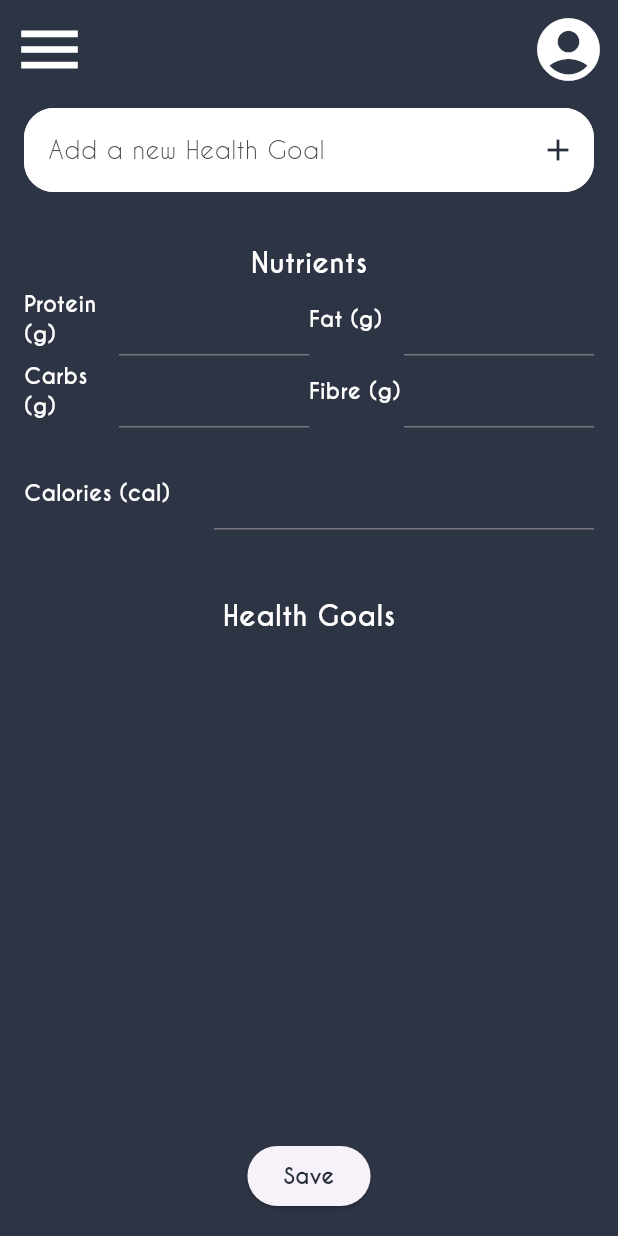
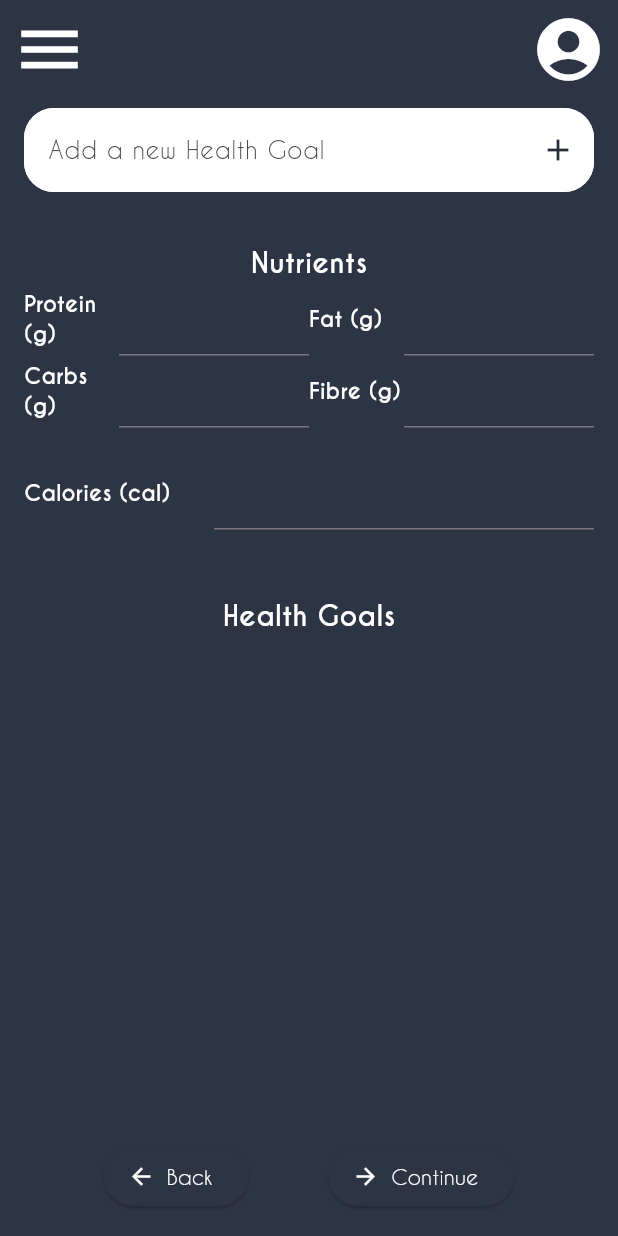
Before and after one commit to boykin345/food-ai-app, a Flutter app: the HealthGoalScreen screen opened directly with empty values, on a phone screen of 412 x 824 dp. Run offline on Flutter 3.47's test engine with Material 3 defaults, Android fonts, the phone set to English and light mode, and no system bars; our stand-ins replace camera, cloud_firestore, firebase_auth, firebase_core, firebase_storage, flutter_svg and 1 more; accounts and stored records are empty; network calls fail; project files that could hold a hidden picture were left out.

Commit message:
Add back button to all relevant pages

```diff
--- a/lib/SettingsPage/health_goals.dart
+++ b/lib/SettingsPage/health_goals.dart
@@ -5,6 +5,7 @@ import 'package:firebase_auth/firebase_auth.dart';
 import '../Util/colours.dart';
 import '../Util/custom_app_bar.dart';
 import '../Util/customer_drawer.dart';
+import '../Util/navigation_buttons.dart';
 import 'Preferences.dart';
 
 final TextEditingController proteinController = TextEditingController();
@@ -351,8 +352,11 @@ class GoalScreenState extends State<HealthGoalScreen> {
                 },
               ),
             ),
-            ElevatedButton(
-              onPressed: () {
+            NavigationButtons(
+              onBack: () {
+                Navigator.pop(context);
+              },
+              onContinue: () {
                 // Read values from the controllers
                 final String protein = proteinController.text;
                 final String carbs = carbsController.text;
@@ -379,10 +383,6 @@ class GoalScreenState extends State<HealthGoalScreen> {
                           ingredientsMapCons: widget.ingredientsMapCons)),
                 );
               },
-              child: Text(
-                  style: TextStyle(
-                      color: Color(0xFF272E3B), fontWeight: FontWeight.bold),
-                  'Save'),
             ),
           ],
         ),
```
Also changed, not shown: lib/SettingsPage/preferences.dart (+6 -7 lines).
